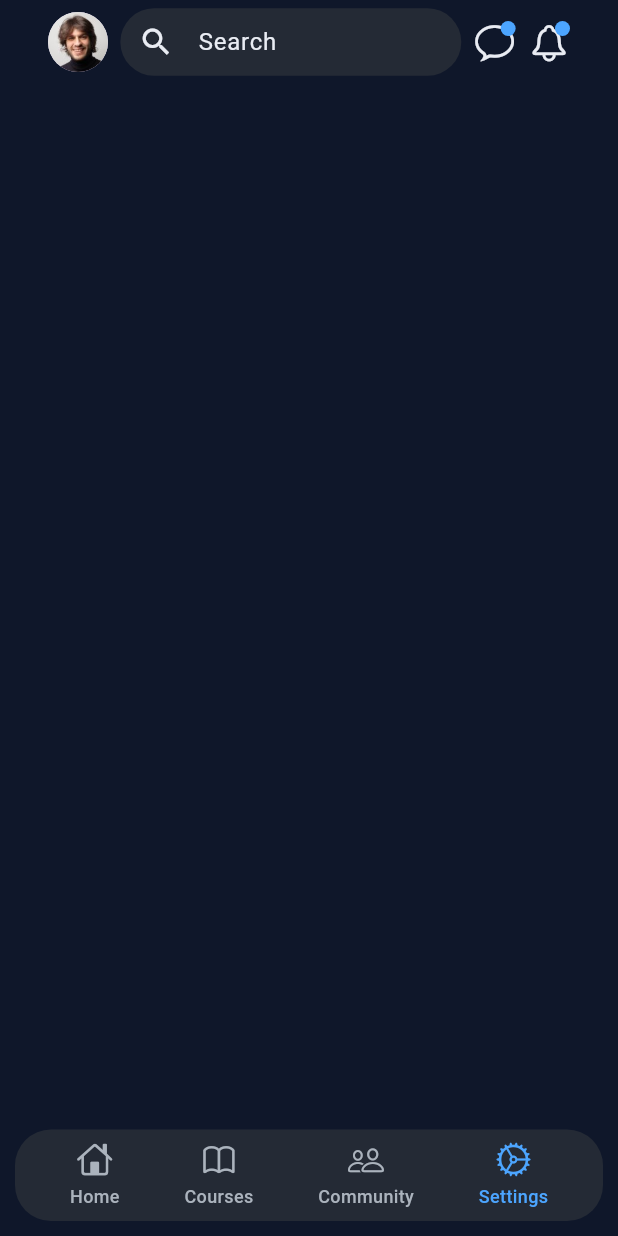
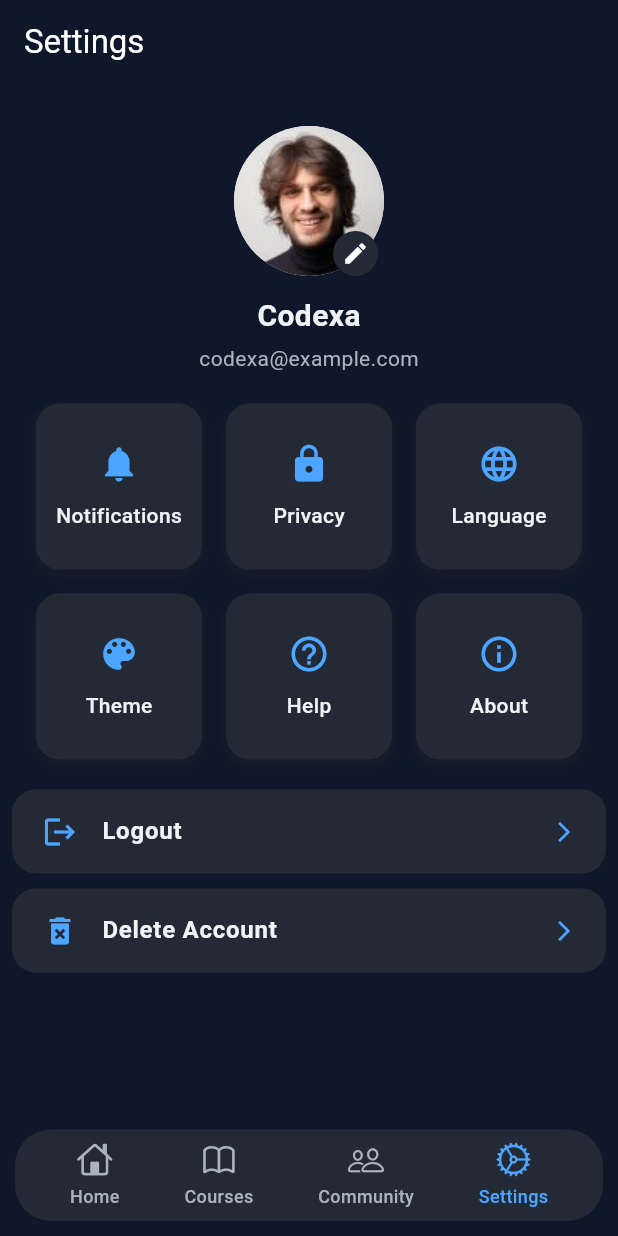
Before and after one commit to iti-frontend/Codexa-Mobile, a Flutter app: the HomeScreen screen opened by its route, item 4 of the bottom bar chosen, on a phone screen of 412 x 824 dp. Run offline on Flutter 3.47's test engine with Material 3 defaults, Android fonts, the phone set to English and light mode, and no system bars; our stand-ins replace google_fonts; network calls fail.

Commit message:
finish settins screen ui

```diff
--- a/lib/Ui/home_page/home_screen/home_screen.dart
+++ b/lib/Ui/home_page/home_screen/home_screen.dart
@@ -20,11 +20,20 @@ class _HomescreenState extends State<HomeScreen> {
   @override
   Widget build(BuildContext context) {
     return Scaffold(
-      appBar: AppBar(
-        automaticallyImplyLeading: false,
-        backgroundColor: AppColorsDark.seconderyBackground,
-        title: CustomAppbar(profileImage: "assets/images/review-1.jpg"),
-      ),
+      appBar: selectedIndex == 3
+          ? AppBar(
+              automaticallyImplyLeading: false,
+              title: Text(
+                'Settings',
+                style: TextStyle(color: Colors.white),
+              ),
+              backgroundColor: AppColorsDark.seconderyBackground,
+            )
+          : AppBar(
+              automaticallyImplyLeading: false,
+              backgroundColor: AppColorsDark.seconderyBackground,
+              title: CustomAppbar(profileImage: "assets/images/review-1.jpg"),
+            ),
       bottomNavigationBar: CustomBottomNavBar(
         selectedIndex: selectedIndex,
         onItemTapped: (index) {
--- a/lib/Ui/home_page/tabs/settings_tab/settings.dart
+++ b/lib/Ui/home_page/tabs/settings_tab/settings.dart
@@ -1,4 +1,7 @@
 import 'package:codexa_mobile/Ui/utils/theme/app_colors.dart';
+import 'package:codexa_mobile/Ui/utils/widgets/settings_grid_item.dart';
+import 'package:codexa_mobile/Ui/utils/widgets/settings_option_tile.dart';
+import 'package:codexa_mobile/Ui/utils/widgets/settings_tab_profile.dart';
 import 'package:flutter/cupertino.dart';
 import 'package:flutter/material.dart';
 
@@ -7,8 +10,69 @@ class SettingsTab extends StatelessWidget {
 
   @override
   Widget build(BuildContext context) {
-    return Container(
-      color: AppColorsDark.seconderyBackground,
+    return SafeArea(
+      child: SingleChildScrollView(
+        child: Padding(
+          padding: const EdgeInsets.all(8.0),
+          child: Column(
+            children: [
+              ProfileHeader(
+                name: 'Codexa',
+                email: 'codexa@example.com',
+                image: 'assets/images/review-1.jpg',
+              ),
+              const SizedBox(height: 20),
+              Padding(
+                padding: const EdgeInsets.symmetric(horizontal: 16.0),
+                child: GridView.count(
+                  shrinkWrap: true,
+                  physics: const NeverScrollableScrollPhysics(),
+                  crossAxisCount: 3,
+                  crossAxisSpacing: 16,
+                  mainAxisSpacing: 16,
+                  children: const [
+                    SettingsGridItem(
+                      icon: Icons.notifications,
+                      label: 'Notifications',
+                    ),
+                    SettingsGridItem(
+                      icon: Icons.lock,
+                      label: 'Privacy',
+                    ),
+                    SettingsGridItem(
+                      icon: Icons.language,
+                      label: 'Language',
+                    ),
+                    SettingsGridItem(
+                      icon: Icons.color_lens,
+                      label: 'Theme',
+                    ),
+                    SettingsGridItem(
+                      icon: Icons.help_outline,
+                      label: 'Help',
+                    ),
+                    SettingsGridItem(
+                      icon: Icons.info_outline,
+                      label: 'About',
+                    ),
+                  ],
+                ),
+              ),
+              const SizedBox(height: 20),
+              const SettingsOptionTile(
+                icon: Icons.logout,
+                label: 'Logout',
+              ),
+              const SizedBox(height: 10),
+              const SettingsOptionTile(
+                icon: Icons.delete_forever,
+                label: 'Delete Account',
+              ),
+              const SizedBox(height: 20),
+            ],
+          ),
+        ),
+      ),
     );
   }
 }
--- /dev/null
+++ b/lib/Ui/utils/widgets/settings_grid_item.dart
@@ -0,0 +1,48 @@
+import 'package:codexa_mobile/Ui/utils/theme/app_colors.dart';
+import 'package:flutter/material.dart';
+
+class SettingsGridItem extends StatelessWidget {
+  final IconData icon;
+  final String label;
+
+  const SettingsGridItem({
+    super.key,
+    required this.icon,
+    required this.label,
+  });
+
+  @override
+  Widget build(BuildContext context) {
+    return InkWell(
+      borderRadius: BorderRadius.circular(16),
+      onTap: () {},
+      child: Container(
+        decoration: BoxDecoration(
+          color: AppColorsDark.cardBackground,
+          borderRadius: BorderRadius.circular(16),
+          boxShadow: const [
+            BoxShadow(
+              color: AppColorsDark.primaryBackground,
+              blurRadius: 6,
+              offset: Offset(0, 3),
+            ),
+          ],
+        ),
+        child: Column(
+          mainAxisAlignment: MainAxisAlignment.center,
+          children: [
+            Icon(icon, color: AppColorsDark.accentBlue, size: 28),
+            const SizedBox(height: 10),
+            Text(
+              label,
+              style: const TextStyle(
+                  fontSize: 14,
+                  fontWeight: FontWeight.w500,
+                  color: AppColorsDark.primaryText),
+            )
+          ],
+        ),
+      ),
+    );
+  }
+}
--- /dev/null
+++ b/lib/Ui/utils/widgets/settings_option_tile.dart
@@ -0,0 +1,38 @@
+import 'package:codexa_mobile/Ui/utils/theme/app_colors.dart';
+import 'package:flutter/material.dart';
+
+class SettingsOptionTile extends StatelessWidget {
+  final IconData icon;
+  final String label;
+
+  const SettingsOptionTile({
+    super.key,
+    required this.icon,
+    required this.label,
+  });
+
+  @override
+  Widget build(BuildContext context) {
+    return ListTile(
+      contentPadding: const EdgeInsets.symmetric(horizontal: 20),
+      leading: Icon(icon, color: AppColorsDark.accentBlue),
+      title: Text(
+        label,
+        style: TextStyle(
+          color: AppColorsDark.primaryText,
+          fontWeight: FontWeight.w600,
+        ),
+      ),
+      trailing: const Icon(
+        Icons.arrow_forward_ios,
+        size: 16,
+        color: AppColorsDark.accentBlue,
+      ),
+      onTap: () {},
+      shape: RoundedRectangleBorder(
+        borderRadius: BorderRadius.circular(16),
+      ),
+      tileColor: AppColorsDark.cardBackground,
+    );
+  }
+}
--- /dev/null
+++ b/lib/Ui/utils/widgets/settings_tab_profile.dart
@@ -0,0 +1,66 @@
+import 'package:flutter/material.dart';
+import 'package:codexa_mobile/Ui/utils/theme/app_colors.dart';
+
+class ProfileHeader extends StatelessWidget {
+  final String name;
+  final String email;
+  final String image;
+
+  const ProfileHeader({
+    super.key,
+    required this.name,
+    required this.email,
+    required this.image,
+  });
+
+  @override
+  Widget build(BuildContext context) {
+    return Column(
+      children: [
+        const SizedBox(height: 20),
+        Stack(
+          alignment: Alignment.bottomRight,
+          children: [
+            CircleAvatar(
+              radius: 50,
+              backgroundImage: AssetImage(image),
+            ),
+            Positioned(
+              bottom: 0,
+              right: 4,
+              child: Container(
+                decoration: const BoxDecoration(
+                  shape: BoxShape.circle,
+                  color: AppColorsDark.cardBackground,
+                ),
+                padding: const EdgeInsets.all(6),
+                child: const Icon(
+                  Icons.edit,
+                  color: Colors.white,
+                  size: 18,
+                ),
+              ),
+            ),
+          ],
+        ),
+        const SizedBox(height: 12),
+        Text(
+          name,
+          style: const TextStyle(
+            fontSize: 20,
+            fontWeight: FontWeight.w600,
+            color: AppColorsDark.primaryText,
+          ),
+        ),
+        const SizedBox(height: 4),
+        Text(
+          email,
+          style: const TextStyle(
+            fontSize: 14,
+            color: AppColorsDark.secondaryText,
+          ),
+        ),
+      ],
+    );
+  }
+}
```
